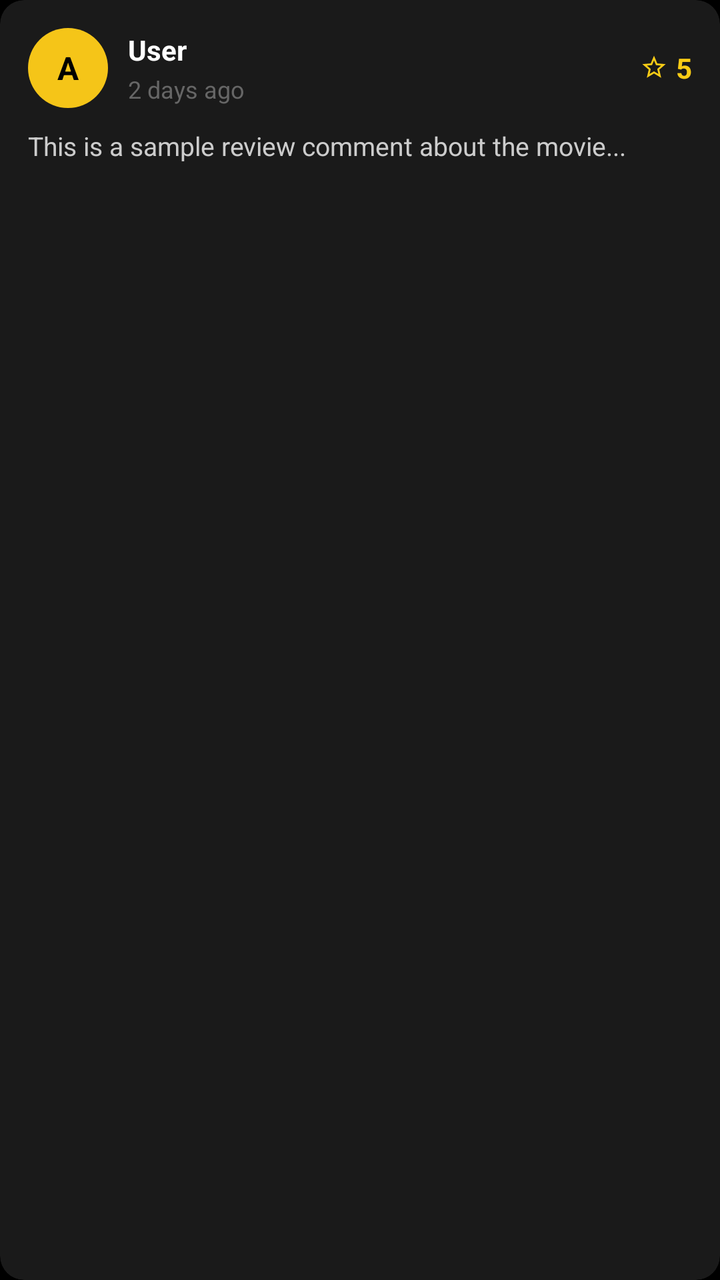
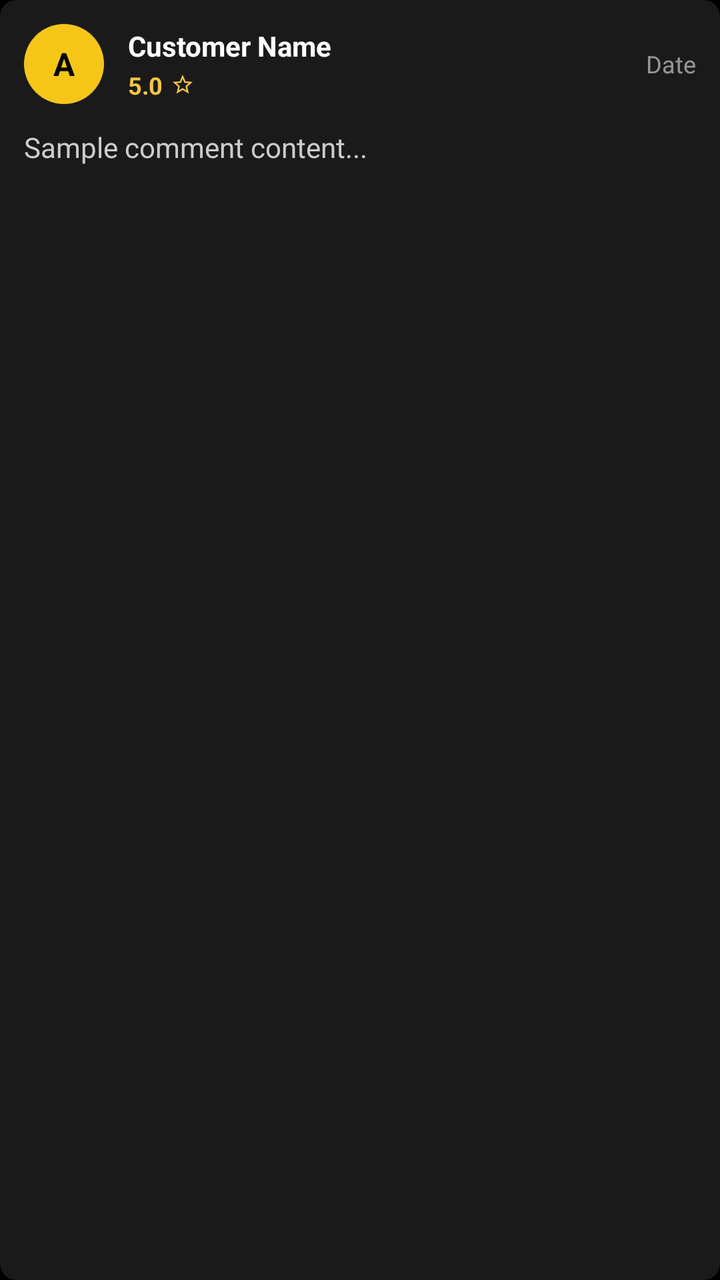

Two renders of the same Android screen: before a commit and after it. Below are the layout's source before the change and the commit's diff.
<!-- AndroidManifest.xml: application theme Theme.Moviebookingapp -->
<!-- res/layout/item_review.xml -->
<?xml version="1.0" encoding="utf-8"?>
<androidx.cardview.widget.CardView xmlns:android="http://schemas.android.com/apk/res/android"
    xmlns:app="http://schemas.android.com/apk/res-auto"
    android:layout_width="match_parent"
    android:layout_height="wrap_content"
    android:layout_marginBottom="10dp"
    app:cardBackgroundColor="@color/auto_color_1A1A1A"
    app:cardCornerRadius="12dp"
    app:cardElevation="2dp">

    <LinearLayout
        android:layout_width="match_parent"
        android:layout_height="wrap_content"
        android:orientation="vertical"
        android:padding="14dp">

        
        <LinearLayout
            android:layout_width="match_parent"
            android:layout_height="wrap_content"
            android:gravity="center_vertical"
            android:orientation="horizontal">

            
            <FrameLayout
                android:layout_width="40dp"
                android:layout_height="40dp">

                
                <TextView
                    android:id="@+id/tvAvatarText"
                    android:layout_width="match_parent"
                    android:layout_height="match_parent"
                    android:background="@drawable/bg_avatar_gold_circle"
                    android:gravity="center"
                    android:text="@string/auto_str_a"
                    android:textColor="@color/auto_color_000000"
                    android:textSize="16sp"
                    android:textStyle="bold" />

                
                <com.google.android.material.imageview.ShapeableImageView
                    android:id="@+id/ivAvatarImage"
                    android:layout_width="match_parent"
                    android:layout_height="match_parent"
                    android:scaleType="centerCrop"
                    app:shapeAppearanceOverlay="@style/CircleImageView"
                    android:visibility="gone" />

            </FrameLayout>

            <LinearLayout
                android:layout_width="0dp"
                android:layout_height="wrap_content"
                android:layout_marginStart="10dp"
                android:layout_weight="1"
                android:orientation="vertical">

                <TextView
                    android:id="@+id/tvReviewerName"
                    android:layout_width="wrap_content"
                    android:layout_height="wrap_content"
                    android:text="@string/auto_str_user"
                    android:textColor="@color/auto_color_FFFFFF"
                    android:textSize="14sp"
                    android:textStyle="bold" />

                <TextView
                    android:id="@+id/tvReviewDate"
                    android:layout_width="wrap_content"
                    android:layout_height="wrap_content"
                    android:layout_marginTop="2dp"
                    android:text="@string/auto_str_2_days_ago"
                    android:textColor="@color/auto_color_666666"
                    android:textSize="12sp" />
            </LinearLayout>

            
            <LinearLayout
                android:layout_width="wrap_content"
                android:layout_height="wrap_content"
                android:gravity="center_vertical"
                android:orientation="horizontal">

                <ImageView
                    android:layout_width="14dp"
                    android:layout_height="14dp"
                    android:src="@drawable/ic_star"
                    app:tint="@color/auto_color_FACC15" />

                <TextView
                    android:id="@+id/tvReviewRating"
                    android:layout_width="wrap_content"
                    android:layout_height="wrap_content"
                    android:layout_marginStart="4dp"
                    android:text="@string/auto_str_5"
                    android:textColor="@color/auto_color_FACC15"
                    android:textSize="14sp"
                    android:textStyle="bold" />
            </LinearLayout>
        </LinearLayout>

        
        <TextView
            android:id="@+id/tvReviewComment"
            android:layout_width="match_parent"
            android:layout_height="wrap_content"
            android:layout_marginTop="10dp"
            android:lineSpacingExtra="3dp"
            android:maxLines="4"
            android:ellipsize="end"
            android:text="@string/auto_str_this_is_a_sample_review_commen"
            android:textColor="@color/auto_color_CCCCCC"
            android:textSize="13sp" />

    </LinearLayout>
</androidx.cardview.widget.CardView>
<!-- resources referenced by this layout -->
<resources>
  <color name="auto_color_000000">#000000</color>
  <color name="auto_color_1A1A1A">#1A1A1A</color>
  <color name="auto_color_666666">#666666</color>
  <color name="auto_color_CCCCCC">#CCCCCC</color>
  <color name="auto_color_FACC15">#FACC15</color>
  <color name="auto_color_FFFFFF">#FFFFFF</color>
  <!-- drawable bg_avatar_gold_circle (drawable) -->
  <?xml version="1.0" encoding="utf-8"?>
  <shape xmlns:android="http://schemas.android.com/apk/res/android"
      android:shape="oval">
      <solid android:color="@color/accent_primary" />
  </shape>
  <!-- drawable ic_star (drawable) -->
  <vector xmlns:android="http://schemas.android.com/apk/res/android" android:height="24dp" android:tint="@color/auto_color_FFFFFF" android:viewportHeight="24" android:viewportWidth="24" android:width="24dp">
        
      <path android:fillColor="@android:color/white" android:pathData="M22,9.24l-7.19,-0.62L12,2 9.19,8.63 2,9.24l5.46,4.73L5.82,21 12,17.27 18.18,21l-1.63,-7.03L22,9.24zM12,15.4l-3.76,2.27 1,-4.28 -3.32,-2.88 4.38,-0.38L12,6.1l1.71,4.04 4.38,0.38 -3.32,2.88 1,4.28L12,15.4z"/>
      
  </vector>
  <string name="auto_str_2_days_ago">2 days ago</string>
  <string name="auto_str_5">5</string>
  <string name="auto_str_a">A</string>
  <string name="auto_str_this_is_a_sample_review_commen">This is a sample review comment about the movie...</string>
  <string name="auto_str_user">User</string>
  <style name="CircleImageView">
          <item name="cornerSize">50%</item>
      </style>
  <style name="Theme.Moviebookingapp" parent="Base.Theme.Moviebookingapp" />
  <color name="accent_primary">#F5C518</color>
  <style name="Base.Theme.Moviebookingapp" parent="Theme.Material3.DayNight.NoActionBar">
          <item name="colorPrimary">@color/yellow</item>
          <item name="android:windowBackground">@color/background_black</item>
          <item name="android:statusBarColor">@color/background_black</item>
      </style>
  <color name="yellow">#FFC107</color>
  <color name="background_black">#FF000000</color>
</resources>

<!-- the commit's change to res/layout/item_review.xml (unified diff, before → after) -->
@@ -3,18 +3,17 @@
     xmlns:app="http://schemas.android.com/apk/res-auto"
     android:layout_width="match_parent"
     android:layout_height="wrap_content"
-    android:layout_marginBottom="10dp"
-    app:cardBackgroundColor="@color/auto_color_1A1A1A"
-    app:cardCornerRadius="12dp"
+    android:layout_marginBottom="8dp"
+    app:cardBackgroundColor="#1A1A1A"
+    app:cardCornerRadius="8dp"
     app:cardElevation="2dp">
 
     <LinearLayout
         android:layout_width="match_parent"
         android:layout_height="wrap_content"
         android:orientation="vertical"
-        android:padding="14dp">
+        android:padding="12dp">
 
-        
         <LinearLayout
             android:layout_width="match_parent"
             android:layout_height="wrap_content"
@@ -24,80 +23,79 @@
             
             <FrameLayout
                 android:layout_width="40dp"
-                android:layout_height="40dp">
+                android:layout_height="40dp"
+                android:layout_marginEnd="12dp">
 
-                
+                <com.google.android.material.imageview.ShapeableImageView
+                    android:id="@+id/ivAvatarImage"
+                    android:layout_width="match_parent"
+                    android:layout_height="match_parent"
+                    android:scaleType="centerCrop"
+                    android:visibility="gone"
+                    app:shapeAppearanceOverlay="@style/CircleImageView" />
+
                 <TextView
                     android:id="@+id/tvAvatarText"
                     android:layout_width="match_parent"
                     android:layout_height="match_parent"
                     android:background="@drawable/bg_avatar_gold_circle"
                     android:gravity="center"
-                    android:text="@string/auto_str_a"
-                    android:textColor="@color/auto_color_000000"
+                    android:textColor="#000000"
                     android:textSize="16sp"
-                    android:textStyle="bold" />
-
-                
-                <com.google.android.material.imageview.ShapeableImageView
-                    android:id="@+id/ivAvatarImage"
-                    android:layout_width="match_parent"
-                    android:layout_height="match_parent"
-                    android:scaleType="centerCrop"
-                    app:shapeAppearanceOverlay="@style/CircleImageView"
-                    android:visibility="gone" />
-
+                    android:textStyle="bold"
+                    android:text="A" />
             </FrameLayout>
 
             <LinearLayout
                 android:layout_width="0dp"
                 android:layout_height="wrap_content"
-                android:layout_marginStart="10dp"
                 android:layout_weight="1"
                 android:orientation="vertical">
 
+                
                 <TextView
                     android:id="@+id/tvReviewerName"
-                    android:layout_width="wrap_content"
+                    android:layout_width="match_parent"
                     android:layout_height="wrap_content"
-                    android:text="@string/auto_str_user"
-                    android:textColor="@color/auto_color_FFFFFF"
+                    android:text="Customer Name"
+                    android:textColor="#FFFFFF"
                     android:textSize="14sp"
                     android:textStyle="bold" />
 
-                <TextView
-                    android:id="@+id/tvReviewDate"
+                <LinearLayout
                     android:layout_width="wrap_content"
                     android:layout_height="wrap_content"
-                    android:layout_marginTop="2dp"
-                    android:text="@string/auto_str_2_days_ago"
-                    android:textColor="@color/auto_color_666666"
-                    android:textSize="12sp" />
+                    android:gravity="center_vertical"
+                    android:orientation="horizontal"
+                    android:layout_marginTop="2dp">
+
+                    
+                    <TextView
+                        android:id="@+id/tvReviewRating"
+                        android:layout_width="wrap_content"
+                        android:layout_height="wrap_content"
+                        android:text="5.0"
+                        android:textColor="#F5C542"
+                        android:textSize="12sp"
+                        android:textStyle="bold" />
+
+                    <ImageView
+                        android:layout_width="12dp"
+                        android:layout_height="12dp"
+                        android:layout_marginStart="4dp"
+                        android:src="@drawable/ic_star"
+                        app:tint="#F5C542" />
+                </LinearLayout>
             </LinearLayout>
 
             
-            <LinearLayout
+            <TextView
+                android:id="@+id/tvReviewDate"
                 android:layout_width="wrap_content"
                 android:layout_height="wrap_content"
-                android:gravity="center_vertical"
-                android:orientation="horizontal">
-
-                <ImageView
-                    android:layout_width="14dp"
-                    android:layout_height="14dp"
-                    android:src="@drawable/ic_star"
-                    app:tint="@color/auto_color_FACC15" />
-
-                <TextView
-                    android:id="@+id/tvReviewRating"
-                    android:layout_width="wrap_content"
-                    android:layout_height="wrap_content"
-                    android:layout_marginStart="4dp"
-                    android:text="@string/auto_str_5"
-                    android:textColor="@color/auto_color_FACC15"
-                    android:textSize="14sp"
-                    android:textStyle="bold" />
-            </LinearLayout>
+                android:text="Date"
+                android:textColor="#88FFFFFF"
+                android:textSize="12sp" />
         </LinearLayout>
 
         
@@ -105,13 +103,11 @@
             android:id="@+id/tvReviewComment"
             android:layout_width="match_parent"
             android:layout_height="wrap_content"
-            android:layout_marginTop="10dp"
-            android:lineSpacingExtra="3dp"
-            android:maxLines="4"
-            android:ellipsize="end"
-            android:text="@string/auto_str_this_is_a_sample_review_commen"
-            android:textColor="@color/auto_color_CCCCCC"
-            android:textSize="13sp" />
+            android:layout_marginTop="12dp"
+            android:text="Sample comment content..."
+            android:textColor="#CCCCCC"
+            android:textSize="14sp"
+            android:lineSpacingExtra="2dp" />
 
     </LinearLayout>
 </androidx.cardview.widget.CardView>
<!-- resource entries referenced after the edit -->
@@ -1,10 +1,5 @@
 <!-- resources referenced by this layout -->
 <resources>
-  <color name="auto_color_000000">#000000</color>
-  <color name="auto_color_1A1A1A">#1A1A1A</color>
-  <color name="auto_color_666666">#666666</color>
-  <color name="auto_color_CCCCCC">#CCCCCC</color>
-  <color name="auto_color_FACC15">#FACC15</color>
   <color name="auto_color_FFFFFF">#FFFFFF</color>
   <!-- drawable bg_avatar_gold_circle (drawable) -->
   <?xml version="1.0" encoding="utf-8"?>
@@ -18,11 +13,6 @@
       <path android:fillColor="@android:color/white" android:pathData="M22,9.24l-7.19,-0.62L12,2 9.19,8.63 2,9.24l5.46,4.73L5.82,21 12,17.27 18.18,21l-1.63,-7.03L22,9.24zM12,15.4l-3.76,2.27 1,-4.28 -3.32,-2.88 4.38,-0.38L12,6.1l1.71,4.04 4.38,0.38 -3.32,2.88 1,4.28L12,15.4z"/>
       
   </vector>
-  <string name="auto_str_2_days_ago">2 days ago</string>
-  <string name="auto_str_5">5</string>
-  <string name="auto_str_a">A</string>
-  <string name="auto_str_this_is_a_sample_review_commen">This is a sample review comment about the movie...</string>
-  <string name="auto_str_user">User</string>
   <style name="CircleImageView">
           <item name="cornerSize">50%</item>
       </style>
